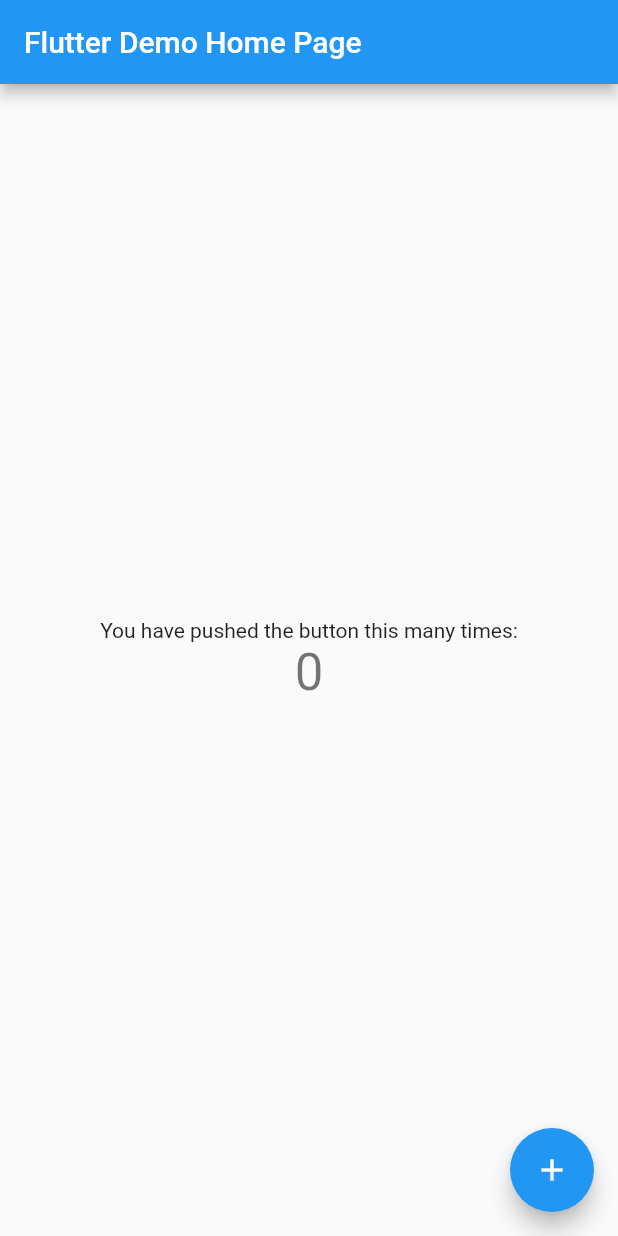
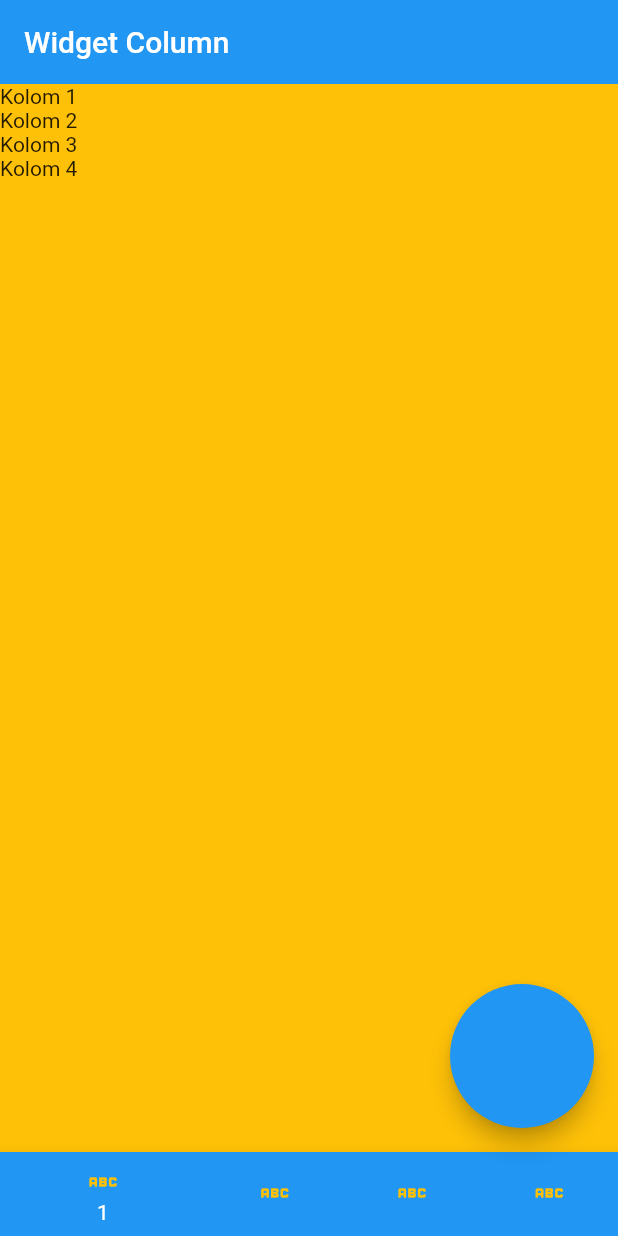
Before and after one commit to FarhanGF7/tugas-pemrograman-perangkat-berjalan, a Flutter app: the screen it shows after launch, on a phone screen of 412 x 824 dp. Run offline on Flutter 3.47's test engine with Material 2 defaults, Android fonts, the phone set to English and light mode, and no system bars.

Commit message:
menambah hello world dan column widget

```diff
--- a/lib/main.dart
+++ b/lib/main.dart
@@ -1,6 +1,8 @@
 import 'package:flutter/material.dart';
+import 'package:halo_flutter_1/pertemuan1/column_widget.dart';
 
 void main() {
+  WidgetsFlutterBinding.ensureInitialized();
   runApp(const MyApp());
 }
 
@@ -10,21 +12,9 @@
   // This widget is the root of your application.
   @override
   Widget build(BuildContext context) {
-    return MaterialApp(
-      title: 'Flutter Demo',
-      theme: ThemeData(
-        // This is the theme of your application.
-        //
-        // Try running your application with "flutter run". You'll see the
-        // application has a blue toolbar. Then, without quitting the app, try
-        // changing the primarySwatch below to Colors.green and then invoke
-        // "hot reload" (press "r" in the console where you ran "flutter run",
-        // or simply save your changes to "hot reload" in a Flutter IDE).
-        // Notice that the counter didn't reset back to zero; the application
-        // is not restarted.
-        primarySwatch: Colors.blue,
-      ),
-      home: const MyHomePage(title: 'Flutter Demo Home Page'),
+    return const MaterialApp(
+      title: "Aplikasi Flutter Pertama",
+      home: ColumnWidget(),
     );
   }
 }
--- /dev/null
+++ b/lib/pertemuan1/column_widget.dart
@@ -0,0 +1,40 @@
+import 'package:flutter/material.dart';
+
+class ColumnWidget extends StatelessWidget {
+  const ColumnWidget({Key? key}) : super(key: key);
+
+  @override
+  Widget build(BuildContext context) {
+    return Scaffold(
+      appBar: AppBar(
+        title: const Text('Widget Column'),
+        elevation: 0,
+      ),
+      backgroundColor: Colors.amber,
+      floatingActionButton: FloatingActionButton.large(
+        onPressed: () {},
+      ),
+      bottomNavigationBar: BottomNavigationBar(
+        backgroundColor: Colors.white,
+        items: const [
+          BottomNavigationBarItem(
+            icon: Icon(Icons.abc, color: Colors.amber),
+            label: "1",
+            backgroundColor: Colors.blue,
+          ),
+          BottomNavigationBarItem(icon: Icon(Icons.abc, color: Colors.amber), label: "1"),
+          BottomNavigationBarItem(icon: Icon(Icons.abc, color: Colors.amber), label: "1"),
+          BottomNavigationBarItem(icon: Icon(Icons.abc, color: Colors.amber), label: "1"),
+        ],
+      ),
+      body: Column(
+        children: const [
+          Text('Kolom 1'),
+          Text('Kolom 2'),
+          Text('Kolom 3'),
+          Text('Kolom 4'),
+        ],
+      ),
+    );
+  }
+}
--- /dev/null
+++ b/lib/pertemuan1/hello_world.dart
@@ -0,0 +1,18 @@
+import 'package:flutter/material.dart';
+
+class HelloWorld extends StatelessWidget {
+  const HelloWorld({Key? key}) : super(key: key);
+
+  // This widget is the root of your application.
+  @override
+  Widget build(BuildContext context) {
+    return Scaffold(
+      appBar: AppBar(
+        title: const Text('Belajar Flutter'),
+      ),
+      body: const Center(
+        child: Text('Hello World'),
+      ),
+    );
+  }
+}
```
